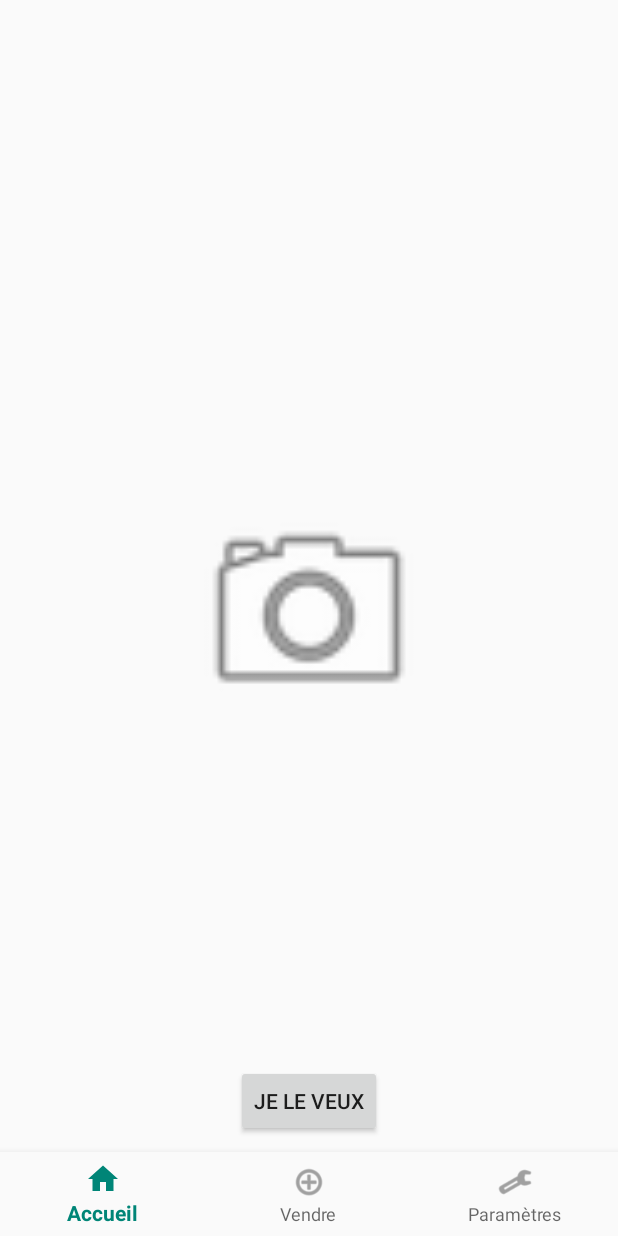
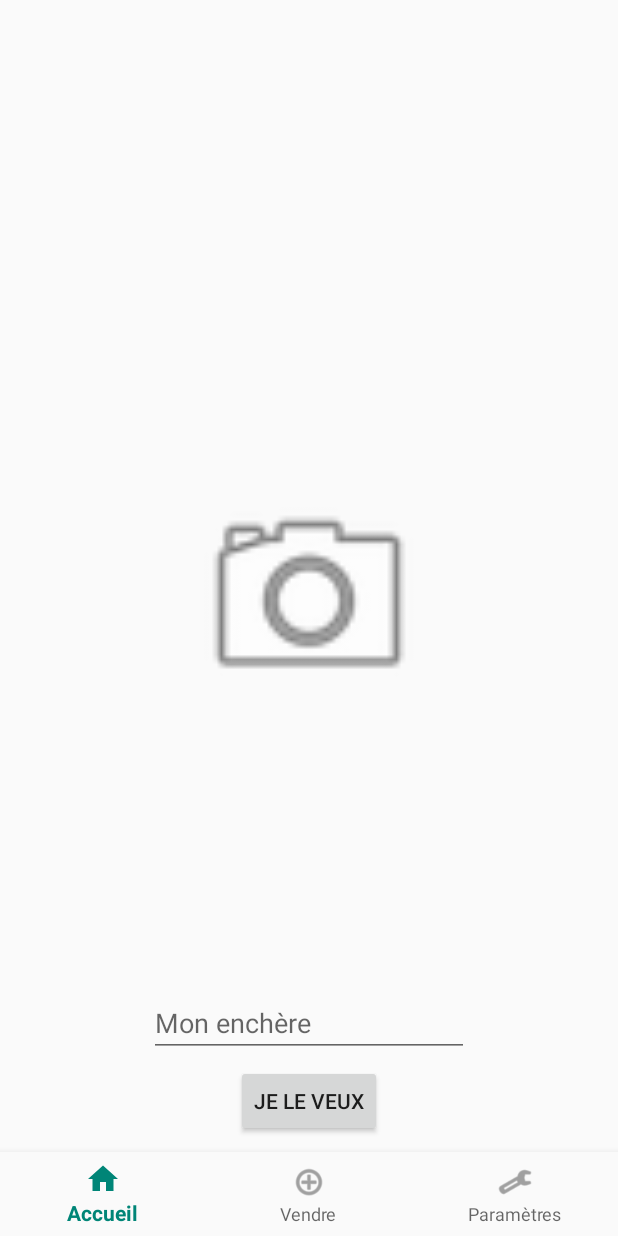
Before and after one commit to FarahonKhwaja/eBay-2.0, an Android app: the fragment AnnonceFragment placed in its activity, on a phone screen of 412 x 824 dp. Run offline under Robolectric (Android 15) with nearby library versions, the phone set to English and light mode, and no system bars; our stand-ins replace Volley; network calls fail.

Commit message:
Enchères OK + timer dynamique dans l'activité

```diff
--- a/iBAE/app/src/main/java/fr/toulouse/miage/ibae/Fragments/SearchResultFragment.java
+++ b/iBAE/app/src/main/java/fr/toulouse/miage/ibae/Fragments/SearchResultFragment.java
@@ -70,7 +70,6 @@ public class SearchResultFragment extends Fragment {
 
         view = inflater.inflate(R.layout.fragment_search_result, container, false);
         listView = view.findViewById(R.id.search_list);
-        lesAnnonces.add(new Annonce());
         adapter = new SearchRowAdapter(getContext(), R.layout.row_search_result,lesAnnonces, (MainActivity)getActivity());
         listView.setAdapter(adapter);
         requeteRecherche();
@@ -128,7 +127,6 @@ public class SearchResultFragment extends Fragment {
             try{
                 Long dateCreation = obj.getLong("dateCreation");
                 annonce.setDateCreation(dateCreation);
-                annonce.setDuree(obj.getInt("duree"));
             } catch (JSONException e){
             }
             try {
@@ -143,7 +141,7 @@ public class SearchResultFragment extends Fragment {
 
             }
             try{
-                annonce.setCreePar(obj.getString("creePar"));
+                annonce.setCreePar(obj.getString("utilisateurCreation"));
             } catch (JSONException e){
 
             }
--- a/iBAE/app/src/main/java/fr/toulouse/miage/ibae/metier/Annonce.java
+++ b/iBAE/app/src/main/java/fr/toulouse/miage/ibae/metier/Annonce.java
@@ -11,7 +11,7 @@ public class Annonce {
     private double prixMin;
     private Long dateCreation;
     private String creePar;
-    private int duree;
+    private Long duree;
     private String photo;
     private String etat;
     private double derniereEnchere;
@@ -63,11 +63,11 @@ public class Annonce {
         this.creePar = creePar;
     }
 
-    public int getDuree() {
+    public Long getDuree() {
         return duree;
     }
 
-    public void setDuree(int duree) {
+    public void setDuree(Long duree) {
         this.duree = duree;
     }
 
--- a/iBAE/app/src/main/res/layout/fragment_annonce.xml
+++ b/iBAE/app/src/main/res/layout/fragment_annonce.xml
@@ -18,6 +18,7 @@
             android:layout_height="wrap_content"
             android:layout_marginBottom="10dp"
             android:text="@string/annonce_btn_encherir"
+            android:onClick="clickEncherir"
             app:layout_constraintBottom_toBottomOf="parent"
             app:layout_constraintEnd_toEndOf="parent"
             app:layout_constraintHorizontal_bias="0.5"
@@ -27,7 +28,7 @@
             android:id="@+id/annonce_img"
             android:layout_width="160dp"
             android:layout_height="160dp"
-            android:layout_marginTop="80dp"
+            android:layout_marginTop="70dp"
             android:src="@android:drawable/ic_menu_camera"
             app:layout_constraintEnd_toEndOf="parent"
             app:layout_constraintStart_toStartOf="parent"
@@ -97,5 +98,17 @@
             android:textSize="24sp"
             app:layout_constraintEnd_toEndOf="parent"
             app:layout_constraintTop_toBottomOf="@+id/annonce_titre" />
+
+        <EditText
+            android:id="@+id/annonce_et_enchere"
+            android:layout_width="wrap_content"
+            android:layout_height="wrap_content"
+            android:layout_marginBottom="5dp"
+            android:ems="10"
+            android:hint="@string/annonce_et_enchere"
+            android:inputType="numberDecimal"
+            app:layout_constraintBottom_toTopOf="@+id/annonce_btn_encherir"
+            app:layout_constraintEnd_toEndOf="parent"
+            app:layout_constraintStart_toStartOf="parent" />
     </android.support.constraint.ConstraintLayout>
 </FrameLayout>
--- a/iBAE/app/src/main/res/values/strings.xml
+++ b/iBAE/app/src/main/res/values/strings.xml
@@ -29,5 +29,9 @@
     <string name="message_annonce_cree">Votre annonce à bien été crée</string>
     <string name="message_annonce_cree_e">Il y a eu un problème lors de la mise en ligne</string>
     <string name="annonce_btn_encherir">JE LE VEUX</string>
+    <string name="annonce_et_enchere" >Mon enchère</string>
+    <string name="message_enchere_radine">Non mais t\'as cru quoi ?</string>
+    <string name="message_enchere_erreur">Il y a eu une erreur lors de votre enchère</string>
+    <string name="message_enchere">Votre enchère est bien prise en compte ! Bonne chance !</string>
 
 </resources>
```
Also changed, not shown: iBAE/app/src/main/java/fr/toulouse/miage/ibae/Fragments/AnnonceFragment.java (+16 -4 lines), iBAE/app/src/main/java/fr/toulouse/miage/ibae/MainActivity.java (+79 -1 lines).
